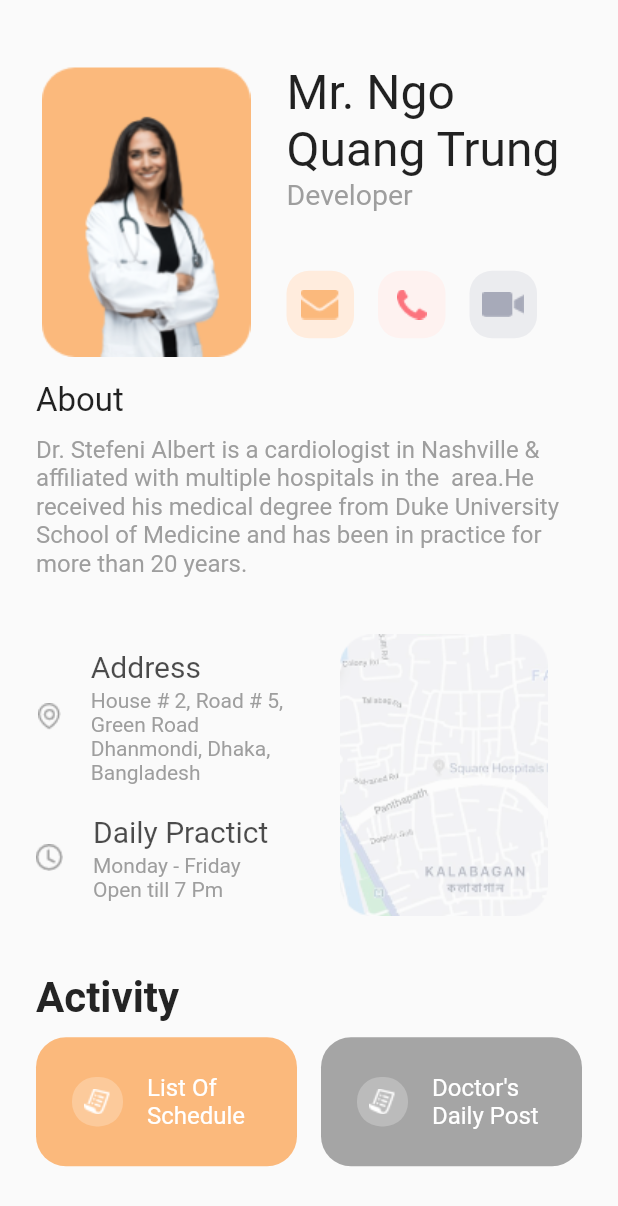
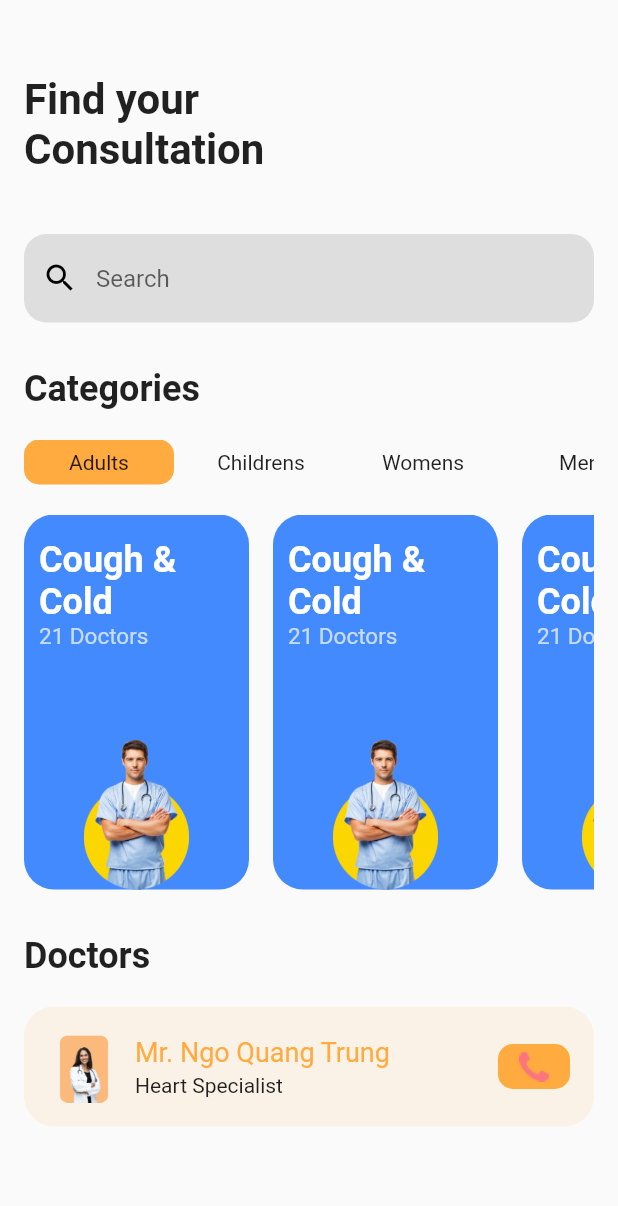
Before and after one commit to quangtrung2402/Flutter-Study, a Flutter app: the screen it shows after launch, on a phone screen of 412 x 824 dp. Shown: the top 1206 px of the screen. Run offline on Flutter 3.47's test engine with Material 2 defaults, Android fonts, the phone set to English and light mode, and no system bars.

Commit message:
bai tap 3

```diff
--- a/lib/ContactInfo.dart
+++ /dev/null
@@ -1,186 +0,0 @@
-import 'package:flutter/material.dart';
-import 'package:flutter_app/TitleSummary.dart';
-
-import 'Content.dart';
-import 'IconTitle.dart';
-
-class ContactInfo extends StatefulWidget {
-  @override
-  _ContactInfoState createState() => _ContactInfoState();
-}
-
-class _ContactInfoState extends State<ContactInfo> {
-  @override
-  Widget build(BuildContext context) {
-    return Scaffold(
-      body: SingleChildScrollView(
-        child: Padding(
-          padding: EdgeInsets.symmetric(vertical: 24, horizontal: 24),
-          child: Wrap(
-            runSpacing: 10,
-            children: <Widget>[
-              TitleSummary(),
-              Text(
-                "About",
-                style: TextStyle(fontSize: 22),
-              ),
-              Text(
-                Content.description,
-                style: TextStyle(color: Colors.grey, fontSize: 16),
-              ),
-              Row(
-                children: <Widget>[
-                  Column(
-                    children: <Widget>[
-                      Row(
-                        children: <Widget>[
-                          Image.asset(ImageAsset.mappinImg),
-                          SizedBox(
-                            width: 20,
-                          ),
-                          Column(
-                            crossAxisAlignment: CrossAxisAlignment.start,
-                            children: <Widget>[
-                              Text(
-                                "Address",
-                                style: TextStyle(
-                                    color: Colors.black87.withOpacity(0.7),
-                                    fontSize: 20),
-                              ),
-                              SizedBox(
-                                height: 3,
-                              ),
-                              Container(
-                                  width:
-                                      MediaQuery.of(context).size.width - 268,
-                                  child: Text(
-                                    "House # 2, Road # 5, Green Road Dhanmondi, Dhaka, Bangladesh",
-                                    style: TextStyle(color: Colors.grey),
-                                  ))
-                            ],
-                          )
-                        ],
-                      ),
-                      SizedBox(
-                        height: 20,
-                      ),
-                      Row(
-                        children: <Widget>[
-                          Image.asset(ImageAsset.clockImg),
-                          SizedBox(
-                            width: 20,
-                          ),
-                          Column(
-                            crossAxisAlignment: CrossAxisAlignment.start,
-                            children: <Widget>[
-                              Text(
-                                "Daily Practict",
-                                style: TextStyle(
-                                    color: Colors.black87.withOpacity(0.7),
-                                    fontSize: 20),
-                              ),
-                              SizedBox(
-                                height: 3,
-                              ),
-                              Container(
-                                  width:
-                                      MediaQuery.of(context).size.width - 268,
-                                  child: Text(
-                                    'Monday - Friday\nOpen till 7 Pm',
-                                    style: TextStyle(color: Colors.grey),
-                                  ))
-                            ],
-                          )
-                        ],
-                      )
-                    ],
-                  ),
-                  Image.asset(
-                    ImageAsset.mapImg,
-                    width: 180,
-                  )
-                ],
-              ),
-              Text(
-                "Activity",
-                style: TextStyle(
-                    color: Color(0xff242424),
-                    fontSize: 28,
-                    fontWeight: FontWeight.w600),
-              ),
-              Row(
-                children: <Widget>[
-                  Expanded(
-                    child: Container(
-                      padding:
-                          EdgeInsets.symmetric(vertical: 24, horizontal: 16),
-                      decoration: BoxDecoration(
-                          color: Color(0xffFBB97C),
-                          borderRadius: BorderRadius.circular(20)),
-                      child: Row(
-                        mainAxisAlignment: MainAxisAlignment.center,
-                        children: <Widget>[
-                          Container(
-                              padding: EdgeInsets.all(8),
-                              decoration: BoxDecoration(
-                                  color: Color(0xffFCCA9B),
-                                  borderRadius: BorderRadius.circular(16)),
-                              child: Image.asset(ImageAsset.listImg)),
-                          SizedBox(
-                            width: 16,
-                          ),
-                          Container(
-                            width: MediaQuery.of(context).size.width / 2 - 130,
-                            child: Text(
-                              "List Of Schedule",
-                              style:
-                                  TextStyle(color: Colors.white, fontSize: 16),
-                            ),
-                          )
-                        ],
-                      ),
-                    ),
-                  ),
-                  SizedBox(
-                    width: 16,
-                  ),
-                  Expanded(
-                    child: Container(
-                      padding:
-                          EdgeInsets.symmetric(vertical: 24, horizontal: 16),
-                      decoration: BoxDecoration(
-                          color: Color(0xffA5A5A5),
-                          borderRadius: BorderRadius.circular(20)),
-                      child: Row(
-                        mainAxisAlignment: MainAxisAlignment.center,
-                        children: <Widget>[
-                          Container(
-                              padding: EdgeInsets.all(8),
-                              decoration: BoxDecoration(
-                                  color: Color(0xffBBBBBB),
-                                  borderRadius: BorderRadius.circular(16)),
-                              child: Image.asset(ImageAsset.listImg)),
-                          SizedBox(
-                            width: 16,
-                          ),
-                          Container(
-                            width: MediaQuery.of(context).size.width / 2 - 130,
-                            child: Text(
-                              "Doctor's Daily Post",
-                              style:
-                                  TextStyle(color: Colors.white, fontSize: 16),
-                            ),
-                          )
-                        ],
-                      ),
-                    ),
-                  ),
-                ],
-              )
-            ],
-          ),
-        ),
-      ),
-    );
-  }
-}
--- a/lib/Content.dart
+++ b/lib/Content.dart
@@ -1,11 +1,11 @@
 class Content {
   static const String name = "Mr. Ngo Quang Trung";
-  static const String title = "Developer";
+  static const String title = "Heart Specialist";
   static const String description = "Dr. Stefeni Albert is a cardiologist in Nashville & affiliated with multiple hospitals in the  area.He received his medical degree from Duke University School of Medicine and has been in practice for more than 20 years. ";
 }
 
 class ImageAsset {
-  static const String doctorImg = "assets/doctor_pic2.png";
+  static const String doctor2Img = "assets/doctor_pic2.png";
   static const String emailImg = "assets/email.png";
   static const String callImg = "assets/call.png";
   static const String videoImg = "assets/video_call.png";
@@ -13,4 +13,6 @@ class ImageAsset {
   static const String mapImg = "assets/map.png";
   static const String listImg = "assets/list.png";
   static const String mappinImg = "assets/mappin.png";
+  static const String doctorImg = "assets/doctor.png";
+  static const String heartImg = "assets/heart-specialist.png";
 }
--- /dev/null
+++ b/lib/Data.dart
@@ -0,0 +1,50 @@
+import 'dart:math';
+
+import 'package:flutter/material.dart';
+import 'package:flutter_app/Content.dart';
+
+final nameCategories = ["Adults", "Childrens", "Womens", "Mens"];
+
+class Category {
+  String name;
+  List<SubCategory> subCategories;
+  bool isSelected;
+
+  Category({this.name, this.subCategories, this.isSelected});
+
+  static List<Category> get generateCategories {
+    return List.generate(4, (index) {
+      return Category(
+          name: "${nameCategories[index]}",
+          subCategories: SubCategory.generateSubCategories,
+          isSelected: index == 0 ? true : false);
+    });
+  }
+}
+
+final nameSubCategories = ["Cough & Cold", "Heart Specialist"];
+final imageSubCategories = [ImageAsset.doctorImg, ImageAsset.heartImg];
+final colors = [Colors.blueAccent, Colors.deepOrange];
+
+class SubCategory {
+  String name;
+  int numberDoctor;
+  String imagePath;
+  Color color;
+
+  SubCategory({this.name, this.numberDoctor, this.imagePath, this.color});
+
+  static List<SubCategory> get generateSubCategories {
+    return List.generate(10, (index) {
+      int subNameIndex = Random().nextInt(2);
+      int numberOfDoctor = Random().nextInt(50) + 1;
+      int imageIndex = Random().nextInt(2);
+      int bgColorIndex = Random().nextInt(2);
+      return SubCategory(
+          name: nameSubCategories[subNameIndex],
+          numberDoctor: numberOfDoctor,
+          imagePath: imageSubCategories[imageIndex],
+          color: colors[bgColorIndex]);
+    });
+  }
+}
--- /dev/null
+++ b/lib/HomeScreen.dart
@@ -0,0 +1,238 @@
+import 'package:flutter/material.dart';
+import 'package:flutter_app/Content.dart';
+
+import 'Data.dart';
+
+class HomeScreen extends StatefulWidget {
+  @override
+  _HomeScreenState createState() => _HomeScreenState();
+}
+
+class _HomeScreenState extends State<HomeScreen> {
+  final categories = Category.generateCategories;
+  final _controller = ScrollController();
+  int indexSelected;
+
+  @override
+  void initState() {
+    // TODO: implement initState
+    indexSelected = 0;
+    _controller.addListener(_scrollListener);
+    super.initState();
+  }
+
+  void _scrollListener() {
+    if (_controller.position.extentAfter <= 10) {
+      Future.delayed(Duration(seconds: 3)).then((value) {
+        setState(() {
+          categories[indexSelected]
+              .subCategories
+              .addAll(SubCategory.generateSubCategories);
+        });
+      });
+    }
+  }
+
+  @override
+  Widget build(BuildContext context) {
+    return Scaffold(
+      body: SafeArea(
+          child: Padding(
+        padding: const EdgeInsets.only(left: 16, right: 16),
+        child: Container(
+          child: Column(
+            crossAxisAlignment: CrossAxisAlignment.start,
+            children: <Widget>[
+              SizedBox(
+                height: 50,
+              ),
+              Text(
+                'Find your\nConsultation',
+                style: TextStyle(fontSize: 28, fontWeight: FontWeight.bold),
+                maxLines: 2,
+              ),
+              SizedBox(
+                height: 40,
+              ),
+              TextField(
+                style: TextStyle(color: Colors.black),
+                decoration: InputDecoration(
+                    fillColor: Colors.grey.withOpacity(0.3),
+                    filled: true,
+                    prefixIcon: Icon(
+                      Icons.search,
+                      color: Colors.black,
+                    ),
+                    hintText: 'Search',
+                    border: OutlineInputBorder(
+                        borderRadius: BorderRadius.circular((15)),
+                        borderSide: BorderSide.none)),
+              ),
+              SizedBox(
+                height: 30,
+              ),
+              Text('Categories',
+                  style: TextStyle(fontSize: 24, fontWeight: FontWeight.bold)),
+              SizedBox(
+                height: 20,
+              ),
+              listCategories(context),
+              SizedBox(
+                height: 20,
+              ),
+              listSubCategories(context),
+              SizedBox(
+                height: 30,
+              ),
+              Text('Doctors',
+                  style: TextStyle(fontSize: 24, fontWeight: FontWeight.bold)),
+              SizedBox(
+                height: 20,
+              ),
+              doctor
+            ],
+          ),
+        ),
+      )),
+    );
+  }
+
+  Widget listCategories(BuildContext context) => Container(
+      height: 30.0,
+      child: ListView.builder(
+        scrollDirection: Axis.horizontal,
+        itemCount: Category.generateCategories.length,
+        itemBuilder: (context, index) => GestureDetector(
+          onTap: () {
+            setState(() {
+              for (var i = 0; i < categories.length; i++) {
+                if (i == index) {
+                  categories[i].isSelected = true;
+                  indexSelected = i;
+                } else {
+                  categories[i].isSelected = false;
+                }
+              }
+            });
+          },
+          child: Padding(
+            padding: const EdgeInsets.only(right: 8),
+            child: Container(
+              width: 100,
+              alignment: Alignment.center,
+              child: Text(categories[index].name),
+              decoration: BoxDecoration(
+                  borderRadius: BorderRadius.circular(10),
+                  color: categories[index].isSelected
+                      ? Colors.orangeAccent
+                      : null),
+            ),
+          ),
+        ),
+      ));
+
+  Widget listSubCategories(BuildContext context) => Container(
+        height: 250,
+        child: ListView.builder(
+            controller: _controller,
+            scrollDirection: Axis.horizontal,
+            itemCount: categories[indexSelected].subCategories.length + 1,
+            itemBuilder: (context, index) =>
+                index < categories[indexSelected].subCategories.length
+                    ? Padding(
+                        padding: const EdgeInsets.only(right: 16),
+                        child: Container(
+                          width: 150,
+                          decoration: BoxDecoration(
+                              color: categories[indexSelected]
+                                  .subCategories[index]
+                                  .color,
+                              borderRadius: BorderRadius.circular(20)),
+                          child: Padding(
+                            padding: const EdgeInsets.fromLTRB(10, 16, 10, 0),
+                            child: Column(
+                              crossAxisAlignment: CrossAxisAlignment.start,
+                              children: <Widget>[
+                                Text(
+                                  categories[indexSelected]
+                                      .subCategories[index]
+                                      .name,
+                                  style: TextStyle(
+                                      color: Colors.white,
+                                      fontWeight: FontWeight.bold,
+                                      fontSize: 24),
+                                ),
+                                Text(
+                                  categories[indexSelected]
+                                          .subCategories[index]
+                                          .numberDoctor
+                                          .toString() +
+                                      ' Doctors',
+                                  style: TextStyle(
+                                      color: Colors.white70, fontSize: 15),
+                                ),
+                                Spacer(),
+                                Image.asset(
+                                  categories[indexSelected]
+                                      .subCategories[index]
+                                      .imagePath,
+                                  height: 100,
+                                  width: 130,
+                                  alignment: Alignment.center,
+                                )
+                              ],
+                            ),
+                          ),
+                        ),
+                      )
+                    : Padding(
+                        padding: const EdgeInsets.all(8.0),
+                        child: Center(
+                          child: SizedBox(
+                            width: 80,
+                            height: 80,
+                            child: CircularProgressIndicator(strokeWidth: 4),
+                          ),
+                        ),
+                      )),
+      );
+
+  get doctor => Container(
+        height: 80,
+        decoration: BoxDecoration(
+            color: Colors.orangeAccent.withOpacity(0.1),
+            borderRadius: BorderRadius.circular(20)),
+        child: Padding(
+          padding: const EdgeInsets.all(16.0),
+          child: Row(
+            children: <Widget>[
+              Image(
+                  width: 48,
+                  height: 48,
+                  image: AssetImage(ImageAsset.doctor2Img)),
+              SizedBox(width: 10),
+              Column(
+                crossAxisAlignment: CrossAxisAlignment.start,
+                mainAxisAlignment: MainAxisAlignment.spaceEvenly,
+                children: <Widget>[
+                  Text(Content.name,
+                      style:
+                          TextStyle(color: Colors.orangeAccent, fontSize: 18)),
+                  Text(Content.title)
+                ],
+              ),
+              Spacer(),
+              Container(
+                width: 48,
+                height: 30,
+                decoration: BoxDecoration(
+                    borderRadius: BorderRadius.circular(10),
+                    color: Colors.orangeAccent),
+                alignment: Alignment.center,
+                child: Image(image: AssetImage(ImageAsset.callImg)),
+              ),
+            ],
+          ),
+        ),
+      );
+}
--- a/lib/IconTitle.dart
+++ /dev/null
@@ -1,27 +0,0 @@
-import 'package:flutter/cupertino.dart';
-
-class IconTile extends StatelessWidget {
-  final String imgPath;
-  final Color backgroundColor;
-
-  IconTile([this.imgPath, this.backgroundColor]);
-
-  @override
-  Widget build(BuildContext context) {
-    return Container(
-      margin: EdgeInsets.only(right: 16),
-      child: Container(
-        height: 45,
-        width: 45,
-        decoration: BoxDecoration(
-          color: backgroundColor,
-          borderRadius: BorderRadius.circular(15),
-        ),
-        child: Image.asset(
-          imgPath,
-          width: 20,
-        ),
-      ),
-    );
-  }
-}
--- /dev/null
+++ b/lib/Item.dart
@@ -0,0 +1,10 @@
+import 'package:flutter/cupertino.dart';
+
+class Item extends StatelessWidget {
+
+  @override
+  Widget build(BuildContext context) {
+    return Container(
+    );
+  }
+}
--- a/lib/TitleSummary.dart
+++ /dev/null
@@ -1,47 +0,0 @@
-import 'package:flutter/cupertino.dart';
-import 'package:flutter/material.dart';
-
-import 'Content.dart';
-import 'IconTitle.dart';
-
-class TitleSummary extends StatelessWidget {
-  @override
-  Widget build(BuildContext context) {
-    return Row(
-      children: <Widget>[
-        Image.asset(ImageAsset.doctorImg, height: 220),
-        SizedBox(
-          width: 20,
-        ),
-        Container(
-          width: MediaQuery.of(context).size.width - 222,
-          height: 220,
-          child: Column(
-            mainAxisAlignment: MainAxisAlignment.center,
-            crossAxisAlignment: CrossAxisAlignment.start,
-            children: <Widget>[
-              Text(
-                Content.name,
-                style: TextStyle(fontSize: 32)
-              ),
-              Text(
-                Content.title,
-                style: TextStyle(fontSize: 19, color: Colors.grey),
-              ),
-              SizedBox(
-                height: 40,
-              ),
-              Row(
-                children: <Widget>[
-                  IconTile(ImageAsset.emailImg, Color(0xffFFECDD)),
-                  IconTile(ImageAsset.callImg, Color(0xffFEF2F0)),
-                  IconTile(ImageAsset.videoImg, Color(0xffEBECEF)),
-                ],
-              )
-            ],
-          ),
-        ),
-      ],
-    );
-  }
-}
--- a/lib/main.dart
+++ b/lib/main.dart
@@ -1,5 +1,6 @@
 import 'package:flutter/material.dart';
-import 'ContactInfo.dart';
+
+import 'HomeScreen.dart';
 
 void main() => runApp(MyApp());
 
@@ -9,11 +10,10 @@ class MyApp extends StatelessWidget {
   Widget build(BuildContext context) {
     return MaterialApp(
       title: 'Flutter Demo',
-      //debugShowCheckedModeBanner: false,
       theme: ThemeData(
         primarySwatch: Colors.blue,
       ),
-      home: ContactInfo(),
+      home: HomeScreen(),
     );
   }
 }
```
Also changed, not shown: assets/doctor.png (added), assets/heart-specialist.png (added), excercise_3.png (added), 1 other file.
